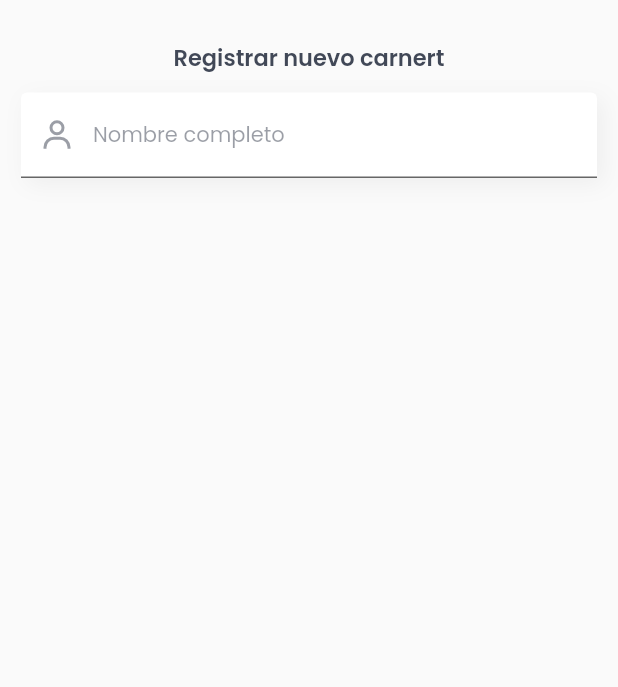
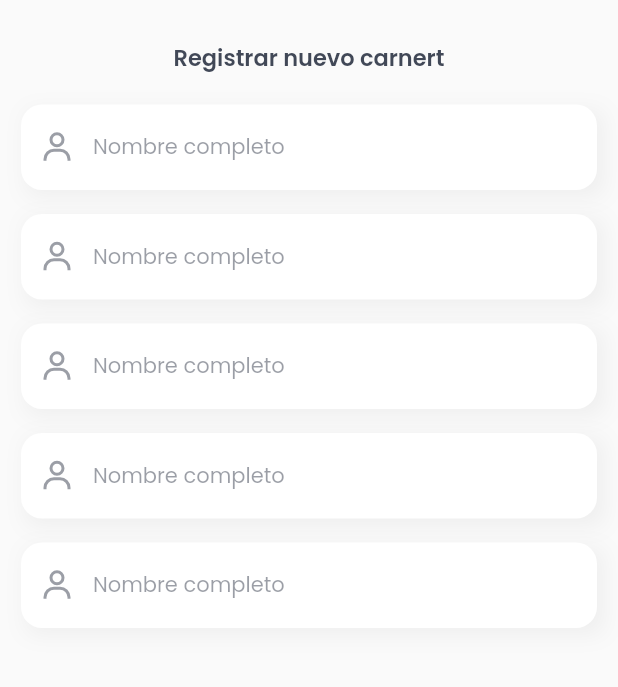
Before and after one commit to ehbarrionuevo/flutter_codigo_vacunapp, a Flutter app: the RegisterPage screen opened directly with empty values, on a phone screen of 412 x 824 dp, the part 65-752 px from its top. Run offline on Flutter 3.47's test engine with Material 2 defaults, Android fonts, the phone set to English and light mode, and no system bars; our stand-ins replace flutter_svg, google_fonts; missing offline and left inert: qr_code_scanner.

Commit message:
Register Page 2.3

```diff
--- a/lib/pages/register_page.dart
+++ b/lib/pages/register_page.dart
@@ -1,5 +1,6 @@
 import 'package:flutter/material.dart';
 import 'package:flutter_codigo_vacunapp/ui/general/colors.dart';
+import 'package:flutter_codigo_vacunapp/ui/widgets/textfield_normal_widget.dart';
 import 'package:flutter_svg/flutter_svg.dart';
 
 class RegisterPage extends StatelessWidget {
@@ -43,42 +44,11 @@ class RegisterPage extends StatelessWidget {
               const SizedBox(
                 height: 12.0,
               ),
-              Container(
-                decoration: BoxDecoration(
-                  boxShadow: [
-                    BoxShadow(
-                        color: Colors.black.withOpacity(0.05),
-                        offset: const Offset(4, 4),
-                        blurRadius: 12.0),
-                  ],
-                ),
-                child: TextField(
-                  style: TextStyle(
-                      fontSize: 14.0,
-                      color: kFontPrimaryColor.withOpacity(0.9)),
-                  decoration: InputDecoration(
-                      filled: true,
-                      fillColor: Colors.white,
-                      hintText: "Nombre completo",
-                      hintStyle: TextStyle(
-                        fontSize: 14.0,
-                        color: kFontPrimaryColor.withOpacity(0.45),
-                      ),
-                      prefixIcon: SvgPicture.asset(
-                        'assets/icons/user.svg',
-                        fit: BoxFit.scaleDown,
-                        color: kFontPrimaryColor.withOpacity(0.45),
-                      ),
-                      contentPadding: const EdgeInsets.symmetric(
-                        vertical: 18.0,
-                      ),
-                      focusedBorder: OutlineInputBorder(
-                        borderRadius: BorderRadius.circular(14.0),
-                        borderSide: BorderSide.none,
-                      ),
-                  ),
-                ),
-              ),
+              TextFieldNormalWidget(),
+              TextFieldNormalWidget(),
+              TextFieldNormalWidget(),
+              TextFieldNormalWidget(),
+              TextFieldNormalWidget(),
             ],
           ),
         ),
--- /dev/null
+++ b/lib/ui/widgets/textfield_normal_widget.dart
@@ -0,0 +1,53 @@
+
+
+import 'package:flutter/material.dart';
+import 'package:flutter_codigo_vacunapp/ui/general/colors.dart';
+import 'package:flutter_svg/flutter_svg.dart';
+
+class TextFieldNormalWidget extends StatelessWidget {
+
+  @override
+  Widget build(BuildContext context) {
+    return  Container(
+      margin: const EdgeInsets.symmetric(vertical: 8.0),
+      decoration: BoxDecoration(
+        boxShadow: [
+          BoxShadow(
+              color: Colors.black.withOpacity(0.05),
+              offset: const Offset(4, 4),
+              blurRadius: 12.0),
+        ],
+      ),
+      child: TextField(
+        style: TextStyle(
+            fontSize: 14.0,
+            color: kFontPrimaryColor.withOpacity(0.9)),
+        decoration: InputDecoration(
+          filled: true,
+          fillColor: Colors.white,
+          hintText: "Nombre completo",
+          hintStyle: TextStyle(
+            fontSize: 14.0,
+            color: kFontPrimaryColor.withOpacity(0.45),
+          ),
+          prefixIcon: SvgPicture.asset(
+            'assets/icons/user.svg',
+            fit: BoxFit.scaleDown,
+            color: kFontPrimaryColor.withOpacity(0.45),
+          ),
+          contentPadding: const EdgeInsets.symmetric(
+            vertical: 18.0,
+          ),
+          focusedBorder: OutlineInputBorder(
+            borderRadius: BorderRadius.circular(14.0),
+            borderSide: BorderSide.none,
+          ),
+          enabledBorder: OutlineInputBorder(
+            borderRadius: BorderRadius.circular(14.0),
+            borderSide: BorderSide.none,
+          ),
+        ),
+      ),
+    );
+  }
+}
```
